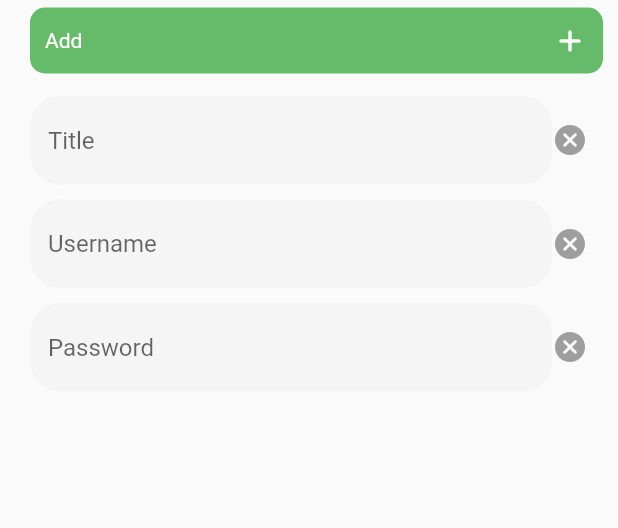
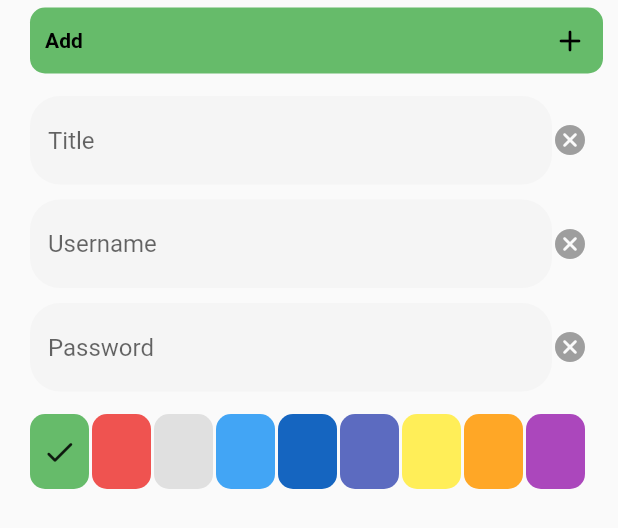
Before and after one commit to ChrisPC-39/pwd_manager, a Flutter app: the AddScreen widget shown alone on an empty page, opened directly, on a phone screen of 412 x 824 dp. Shown: the top 528 px of the screen. Run offline on Flutter 3.47's test engine with Material 2 defaults, Android fonts, the phone set to English and light mode, and no system bars; our stand-ins replace focused_menu, hive, hive_flutter; accounts and stored records are empty; generated files the repository leaves out were written again.

Commit message:
Implemented color picker

```diff
--- a/lib/database/account.dart
+++ b/lib/database/account.dart
@@ -13,5 +13,11 @@ class Account {
   @HiveField(2)
   final String password;
 
-  Account(this.title, this.name, this.password);
+  @HiveField(3)
+  final bool isColored;
+
+  @HiveField(4)
+  final int colorCode;
+
+  Account(this.title, this.name, this.password, this.isColored, this.colorCode);
 }
--- a/lib/database/edit.dart
+++ b/lib/database/edit.dart
@@ -19,5 +19,8 @@ class Edit {
   @HiveField(4)
   final int index;
 
-  Edit(this.title, this.name, this.password, this.isEditing, this.index);
+  @HiveField(5)
+  final int colorCode;
+
+  Edit(this.title, this.name, this.password, this.isEditing, this.index, this.colorCode);
 }
--- a/lib/screens/add_screen.dart
+++ b/lib/screens/add_screen.dart
@@ -17,6 +17,9 @@ class AddScreen extends StatefulWidget {
 }
 
 class _AddScreenState extends State<AddScreen> {
+  int colorCode = 0xFF66BB6A;
+  int index = 0;
+
   @override
   Widget build(BuildContext context) {
     return Column(
@@ -25,6 +28,7 @@ class _AddScreenState extends State<AddScreen> {
         _buildInput(widget.titleController, "Title"),
         _buildInput(widget.accountController, "Username"),
         _buildInput(widget.pwdController, "Password"),
+        _buildColorPicker()
       ]
     );
   }
@@ -51,21 +55,56 @@ class _AddScreenState extends State<AddScreen> {
     }
   }
 
+  Widget _buildColorPicker() {
+    return Container(
+      padding: EdgeInsets.all(10),
+      margin: EdgeInsets.fromLTRB(10, 5, 10, 5),
+      child: Row(
+        children: [
+          _buildColorContainer(Colors.green[400], 0xFF66BB6A, 0),
+          _buildColorContainer(Colors.red[400], 0xFFEF5350, 1),
+          _buildColorContainer(Colors.grey[300], 0xFFE0E0E0, 2),
+          _buildColorContainer(Colors.blue[400], 0xFF42A5F5, 3),
+          _buildColorContainer(Colors.blue[800], 0xFF1565C0, 4),
+          _buildColorContainer(Colors.indigo[400], 0xFF5C6BC0, 5),
+          _buildColorContainer(Colors.yellow[400], 0xFFFFEE58, 6),
+          _buildColorContainer(Colors.orange[400], 0xFFFFA726, 7),
+          _buildColorContainer(Colors.purple[400], 0xFFAB47BC, 8),
+        ]
+      )
+    );
+  }
+
+  Widget _buildColorContainer(Color color, int code, int i) {
+    return Flexible(
+      child: GestureDetector(
+        onTap: () => setState(() { index = i; colorCode = code; }),
+        child: Container(
+          decoration: BoxDecoration(borderRadius: BorderRadius.circular(10), color: color),
+          margin: EdgeInsets.only(right: 2),
+          width: 50,
+          height: 50,
+          child: i == index ? Icon(Icons.check_rounded) : Container()
+        )
+      )
+    );
+  }
+
   Widget _buildAddButton() {
     return GestureDetector(
       onTap: () {
-        logic.addAccount(new Account(widget.titleController.text, widget.accountController.text, widget.pwdController.text));
+        logic.addAccount(new Account(widget.titleController.text, widget.accountController.text, widget.pwdController.text, false, colorCode));
         clearFields();
       },
       child: Container(
-        decoration: BoxDecoration(borderRadius: BorderRadius.circular(10), color: Colors.green[400]),
+        decoration: BoxDecoration(borderRadius: BorderRadius.circular(10), color: Color(colorCode)),
         padding: EdgeInsets.all(10),
         margin: EdgeInsets.fromLTRB(20, 5, 10, 5),
         child: Row(
           mainAxisAlignment: MainAxisAlignment.spaceBetween,
           children: [
-            Text("Add", style: TextStyle(color: Colors.white)),
-            Icon(Icons.add_rounded, color: Colors.white)
+            Text("Add", style: TextStyle(color: Colors.black, fontWeight: FontWeight.bold)),
+            Icon(Icons.add_rounded, color: Colors.black)
           ]
         )
       )
@@ -83,7 +122,7 @@ class _AddScreenState extends State<AddScreen> {
             child: TextField(
               controller: controller,
               onSubmitted: (value) {
-                logic.addAccount(new Account(widget.titleController.text, widget.accountController.text, widget.pwdController.text));
+                logic.addAccount(new Account(widget.titleController.text, widget.accountController.text, widget.pwdController.text, false, colorCode));
                 clearFields();
               },
               decoration: InputDecoration(
```
Also changed, not shown: lib/logic.dart (+16 -1 lines), lib/screens/edit_screen.dart (+53 -7 lines), lib/screens/main_screen.dart (+7 -4 lines), lib/database/account.g.dart, lib/database/edit.g.dart.
